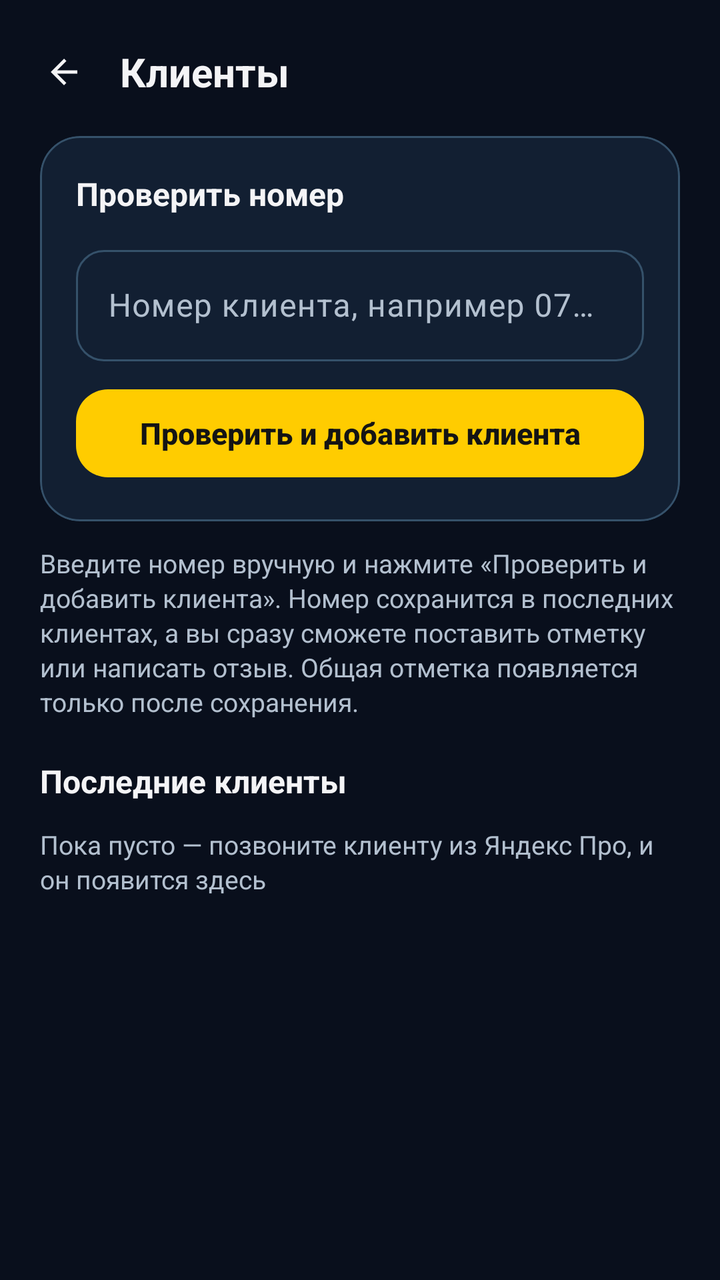
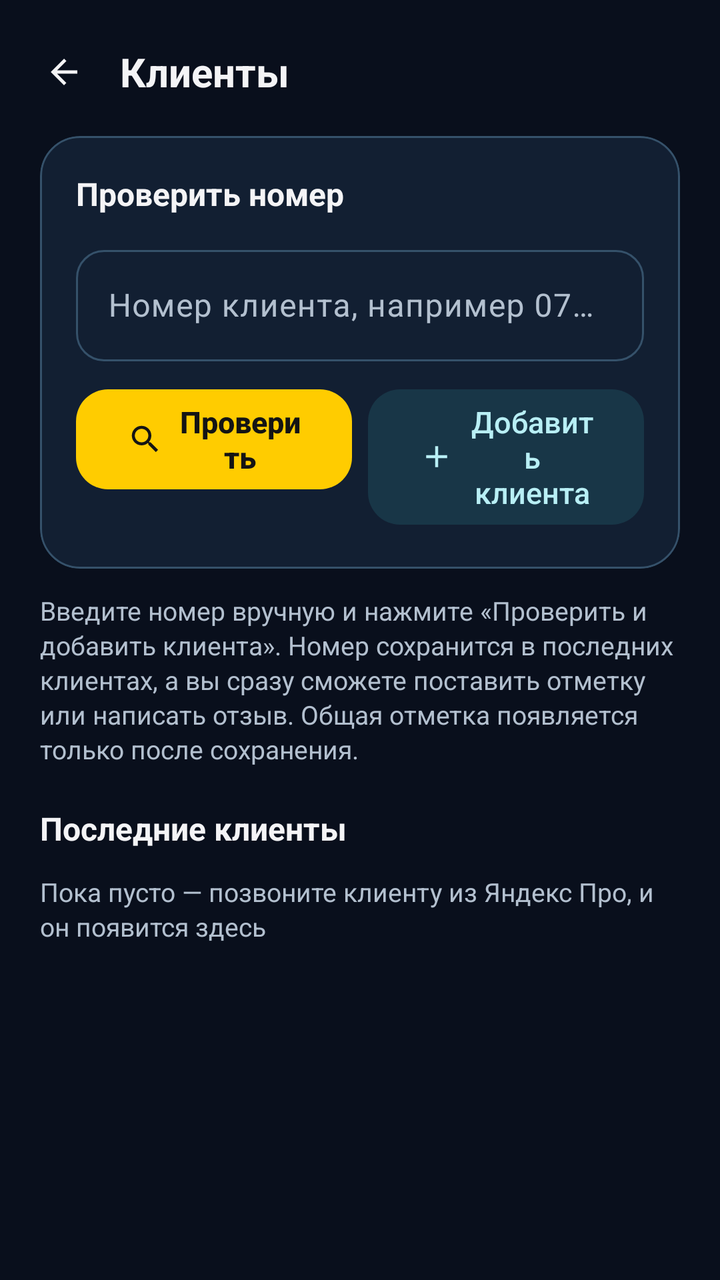

The first picture is an Android layout as it rendered before a commit; the second is the same layout after the commit. The layout source and the unified diff follow.
<!-- AndroidManifest.xml: application theme Theme.TaxiRadar -->
<!-- res/layout/activity_clients.xml -->
<?xml version="1.0" encoding="utf-8"?>
<LinearLayout xmlns:android="http://schemas.android.com/apk/res/android"
    xmlns:app="http://schemas.android.com/apk/res-auto"
    android:layout_width="match_parent"
    android:layout_height="match_parent"
    android:background="@color/tr_bg"
    android:orientation="vertical">

    <LinearLayout
        android:layout_width="match_parent"
        android:layout_height="wrap_content"
        android:gravity="center_vertical"
        android:orientation="horizontal"
        android:paddingHorizontal="8dp"
        android:paddingTop="12dp">

        <com.google.android.material.button.MaterialButton
            android:id="@+id/btnClientsBack"
            style="@style/Widget.Material3.Button.IconButton"
            android:layout_width="48dp"
            android:layout_height="48dp"
            android:contentDescription="@string/back"
            app:icon="@drawable/ic_arrow_back"
            app:iconTint="@color/tr_text" />

        <TextView
            android:layout_width="wrap_content"
            android:layout_height="wrap_content"
            android:layout_marginStart="4dp"
            android:text="@string/tile_clients"
            android:textColor="@color/tr_text"
            android:textSize="20sp"
            android:textStyle="bold" />
    </LinearLayout>

    <ScrollView
        android:layout_width="match_parent"
        android:layout_height="0dp"
        android:layout_weight="1">

        <LinearLayout
            android:layout_width="match_parent"
            android:layout_height="wrap_content"
            android:orientation="vertical"
            android:paddingHorizontal="20dp"
            android:paddingTop="8dp"
            android:paddingBottom="20dp">

            <com.google.android.material.card.MaterialCardView
                style="@style/TaxiRadar.Card"
                android:layout_width="match_parent"
                android:layout_height="wrap_content">

                <LinearLayout
                    android:layout_width="match_parent"
                    android:layout_height="wrap_content"
                    android:orientation="vertical">

                    <TextView
                        style="@style/TaxiRadar.CardTitle"
                        android:layout_width="wrap_content"
                        android:layout_height="wrap_content"
                        android:text="@string/clients_check_title" />

                    <com.google.android.material.textfield.TextInputLayout
                        style="@style/Widget.Material3.TextInputLayout.OutlinedBox"
                        android:layout_width="match_parent"
                        android:layout_height="wrap_content"
                        android:layout_marginTop="12dp"
                        android:hint="@string/clients_phone_hint"
                        app:boxCornerRadiusBottomEnd="14dp"
                        app:boxCornerRadiusBottomStart="14dp"
                        app:boxCornerRadiusTopEnd="14dp"
                        app:boxCornerRadiusTopStart="14dp">

                        <com.google.android.material.textfield.TextInputEditText
                            android:id="@+id/etClientPhone"
                            android:layout_width="match_parent"
                            android:layout_height="wrap_content"
                            android:inputType="phone"
                            android:singleLine="true" />
                    </com.google.android.material.textfield.TextInputLayout>

                    <com.google.android.material.button.MaterialButton
                        android:id="@+id/btnClientCheck"
                        style="@style/TaxiRadar.Button"
                        android:layout_width="match_parent"
                        android:layout_height="wrap_content"
                        android:layout_marginTop="10dp"
                        android:text="@string/driver_clients_check" />

                    <TextView
                        android:id="@+id/tvClientResult"
                        android:layout_width="match_parent"
                        android:layout_height="wrap_content"
                        android:layout_marginTop="12dp"
                        android:lineSpacingExtra="2dp"
                        android:textColor="@color/tr_text"
                        android:textSize="15sp"
                        android:visibility="gone" />

                    <com.google.android.material.button.MaterialButton
                        android:id="@+id/btnClientTag"
                        style="@style/TaxiRadar.Button.Tonal"
                        android:layout_width="match_parent"
                        android:layout_height="wrap_content"
                        android:layout_marginTop="8dp"
                        android:text="@string/clients_tag"
                        android:visibility="gone" />
                </LinearLayout>
            </com.google.android.material.card.MaterialCardView>

            <TextView
                style="@style/TaxiRadar.Caption"
                android:layout_width="match_parent"
                android:layout_height="wrap_content"
                android:layout_marginTop="12dp"
                android:text="@string/driver_clients_hint" />

            <TextView
                style="@style/TaxiRadar.CardTitle"
                android:layout_width="wrap_content"
                android:layout_height="wrap_content"
                android:layout_marginTop="20dp"
                android:text="@string/clients_recent" />

            <LinearLayout
                android:id="@+id/layoutRecentClients"
                android:layout_width="match_parent"
                android:layout_height="wrap_content"
                android:layout_marginTop="8dp"
                android:orientation="vertical" />

            <TextView
                android:id="@+id/tvNoRecent"
                style="@style/TaxiRadar.Caption"
                android:layout_width="match_parent"
                android:layout_height="wrap_content"
                android:layout_marginTop="4dp"
                android:text="@string/clients_recent_empty" />
        </LinearLayout>
    </ScrollView>
</LinearLayout>
<!-- resources referenced by this layout -->
<resources>
  <color name="tr_bg">#090F1C</color>
  <color name="tr_text">#F4F4F6</color>
  <!-- drawable ic_arrow_back (drawable) -->
  <vector xmlns:android="http://schemas.android.com/apk/res/android"
      android:width="24dp"
      android:height="24dp"
      android:viewportWidth="24"
      android:viewportHeight="24">
      <path
          android:fillColor="#FFFFFFFF"
          android:pathData="M20,11H7.83l5.59,-5.59L12,4l-8,8 8,8 1.41,-1.41L7.83,13H20v-2z" />
  </vector>
  <string name="back">Назад</string>
  <string name="clients_check_title">Проверить номер</string>
  <string name="clients_phone_hint">Номер клиента, например 078123456</string>
  <string name="clients_recent">Последние клиенты</string>
  <string name="clients_recent_empty">Пока пусто — позвоните клиенту из Яндекс Про, и он появится здесь</string>
  <string name="clients_tag">Отметить клиента</string>
  <string name="driver_clients_check">Проверить и добавить клиента</string>
  <string name="driver_clients_hint">Введите номер вручную и нажмите «Проверить и добавить клиента». Номер сохранится в последних клиентах, а вы сразу сможете поставить отметку или написать отзыв. Общая отметка появляется только после сохранения.</string>
  <string name="tile_clients">Клиенты</string>
  <style name="TaxiRadar.Button" parent="Widget.Material3.Button">
          <item name="cornerRadius">16dp</item>
          <item name="android:minHeight">52dp</item>
          <item name="android:textSize">15sp</item>
          <item name="android:textStyle">bold</item>
          <item name="android:letterSpacing">0</item>
      </style>
  <style name="TaxiRadar.Button.Tonal" parent="Widget.Material3.Button.TonalButton">
          <item name="cornerRadius">16dp</item>
          <item name="android:minHeight">52dp</item>
          <item name="android:textSize">15sp</item>
          <item name="android:letterSpacing">0</item>
      </style>
  <style name="TaxiRadar.Caption" parent="">
          <item name="android:textColor">@color/tr_text_secondary</item>
          <item name="android:textSize">13sp</item>
          <item name="android:lineSpacingExtra">2dp</item>
      </style>
  <style name="TaxiRadar.CardTitle" parent="">
          <item name="android:textColor">@color/tr_text</item>
          <item name="android:textSize">16sp</item>
          <item name="android:textStyle">bold</item>
      </style>
  <style name="Theme.TaxiRadar" parent="Base.Theme.TaxiRadar" />
  <color name="tr_text_secondary">#B3C0CF</color>
  <color name="tr_surface">#121F32</color>
  <color name="tr_stroke">#35516A</color>
  <color name="tr_accent">#FFCC00</color>
  <color name="tr_on_accent">#141414</color>
  <color name="tr_accent_container">#183647</color>
  <color name="tr_on_accent_container">#B8EFF5</color>
  <color name="tr_danger">#EF4444</color>
  <!-- unchanged entries left out for length: 2 -->
</resources>

<!-- the commit's change to res/layout/activity_clients.xml (unified diff, before → after) -->
@@ -81,13 +81,34 @@
                             android:singleLine="true" />
                     </com.google.android.material.textfield.TextInputLayout>
 
-                    <com.google.android.material.button.MaterialButton
-                        android:id="@+id/btnClientCheck"
-                        style="@style/TaxiRadar.Button"
+                    
+                    <LinearLayout
                         android:layout_width="match_parent"
                         android:layout_height="wrap_content"
                         android:layout_marginTop="10dp"
-                        android:text="@string/driver_clients_check" />
+                        android:orientation="horizontal">
+
+                        <com.google.android.material.button.MaterialButton
+                            android:id="@+id/btnClientCheck"
+                            style="@style/TaxiRadar.Button"
+                            android:layout_width="0dp"
+                            android:layout_height="wrap_content"
+                            android:layout_marginEnd="8dp"
+                            android:layout_weight="1"
+                            android:text="@string/clients_check"
+                            app:icon="@drawable/ic_search"
+                            app:iconGravity="textStart" />
+
+                        <com.google.android.material.button.MaterialButton
+                            android:id="@+id/btnClientAdd"
+                            style="@style/TaxiRadar.Button.Tonal"
+                            android:layout_width="0dp"
+                            android:layout_height="wrap_content"
+                            android:layout_weight="1"
+                            android:text="@string/clients_add"
+                            app:icon="@drawable/ic_add"
+                            app:iconGravity="textStart" />
+                    </LinearLayout>
 
                     <TextView
                         android:id="@+id/tvClientResult"
<!-- resource entries referenced after the edit -->
@@ -2,6 +2,16 @@
 <resources>
   <color name="tr_bg">#090F1C</color>
   <color name="tr_text">#F4F4F6</color>
+  <!-- drawable ic_add (drawable) -->
+  <vector xmlns:android="http://schemas.android.com/apk/res/android"
+      android:width="24dp"
+      android:height="24dp"
+      android:viewportWidth="24"
+      android:viewportHeight="24">
+      <path
+          android:fillColor="#FFFFFFFF"
+          android:pathData="M19,13h-6v6h-2v-6H5v-2h6V5h2v6h6v2z" />
+  </vector>
   <!-- drawable ic_arrow_back (drawable) -->
   <vector xmlns:android="http://schemas.android.com/apk/res/android"
       android:width="24dp"
@@ -12,13 +22,24 @@
           android:fillColor="#FFFFFFFF"
           android:pathData="M20,11H7.83l5.59,-5.59L12,4l-8,8 8,8 1.41,-1.41L7.83,13H20v-2z" />
   </vector>
+  <!-- drawable ic_search (drawable) -->
+  <vector xmlns:android="http://schemas.android.com/apk/res/android"
+      android:width="24dp"
+      android:height="24dp"
+      android:viewportWidth="24"
+      android:viewportHeight="24">
+      <path
+          android:fillColor="#FFFFFFFF"
+          android:pathData="M15.5,14h-0.79l-0.28,-0.27C15.41,12.59 16,11.11 16,9.5 16,5.91 13.09,3 9.5,3S3,5.91 3,9.5 5.91,16 9.5,16c1.61,0 3.09,-0.59 4.23,-1.57l0.27,0.28v0.79l5,4.99L20.49,19l-4.99,-5zM9.5,14C7.01,14 5,11.99 5,9.5S7.01,5 9.5,5 14,7.01 14,9.5 11.99,14 9.5,14z" />
+  </vector>
   <string name="back">Назад</string>
+  <string name="clients_add">Добавить клиента</string>
+  <string name="clients_check">Проверить</string>
   <string name="clients_check_title">Проверить номер</string>
   <string name="clients_phone_hint">Номер клиента, например 078123456</string>
   <string name="clients_recent">Последние клиенты</string>
   <string name="clients_recent_empty">Пока пусто — позвоните клиенту из Яндекс Про, и он появится здесь</string>
   <string name="clients_tag">Отметить клиента</string>
-  <string name="driver_clients_check">Проверить и добавить клиента</string>
   <string name="driver_clients_hint">Введите номер вручную и нажмите «Проверить и добавить клиента». Номер сохранится в последних клиентах, а вы сразу сможете поставить отметку или написать отзыв. Общая отметка появляется только после сохранения.</string>
   <string name="tile_clients">Клиенты</string>
   <style name="TaxiRadar.Button" parent="Widget.Material3.Button">
